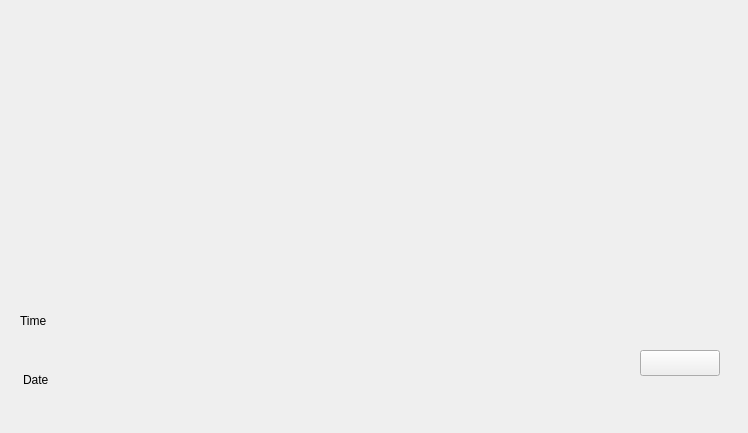
This is src/lockwidget.ui in ukui/ukui-screensaver as Qt 5 draws it before an edit. The edited form follows.
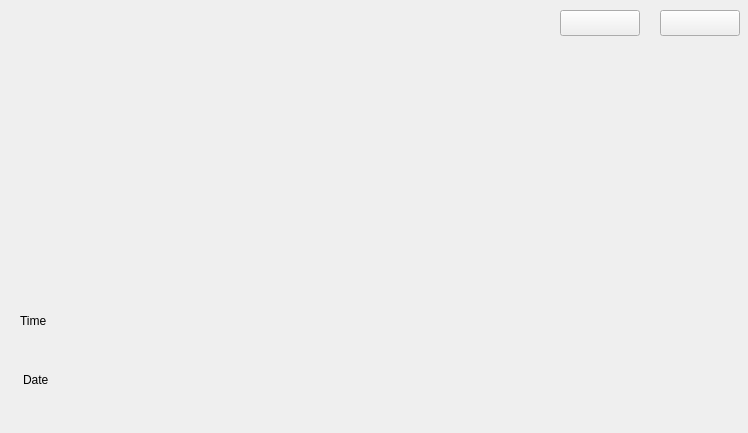
This is the edited form.

Commit message: * Add SwitchToUser function  - add new class Users to get user list from accounts service.  - add new class DisplayManager to connect to lightdm.

What changed in the file:
```diff
--- a/src/lockwidget.ui
+++ b/src/lockwidget.ui
@@ -16,8 +16,8 @@
   <widget class="QPushButton" name="btnKeyboard">
    <property name="geometry">
     <rect>
-     <x>640</x>
-     <y>350</y>
+     <x>660</x>
+     <y>10</y>
      <width>80</width>
      <height>26</height>
     </rect>
@@ -65,6 +65,22 @@
     </property>
    </widget>
   </widget>
+  <widget class="QPushButton" name="btnSwitchUser">
+   <property name="geometry">
+    <rect>
+     <x>560</x>
+     <y>10</y>
+     <width>80</width>
+     <height>26</height>
+    </rect>
+   </property>
+   <property name="focusPolicy">
+    <enum>Qt::NoFocus</enum>
+   </property>
+   <property name="text">
+    <string/>
+   </property>
+  </widget>
  </widget>
  <resources/>
  <connections/>
```
The commit also changes 12 other files.
